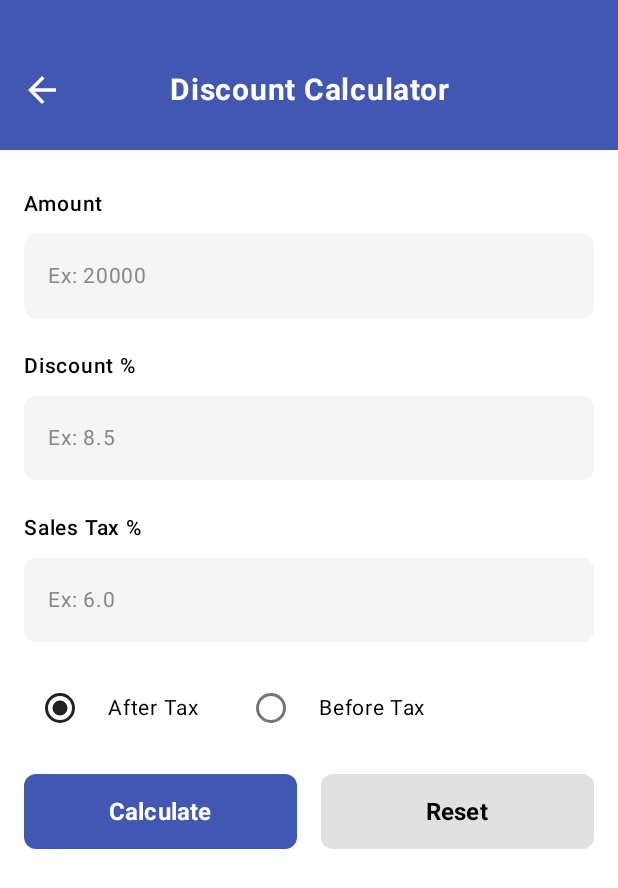
After one commit to sudaniDhruvin/AIOCalculator, an Android app built with Jetpack Compose: the composable DiscountCalculatorScreen shown on its own in the app's theme, on a phone screen of 412 x 824 dp. The commit adds this screen. Shown: the top 888 px of the screen. Run offline under Robolectric (Android 15) with nearby library versions, the phone set to English and light mode, and no system bars.

Commit message:
Add DiscountCalculatorScreen and integrate into NavigationGraph for navigation

```diff
--- /dev/null
+++ b/app/src/main/java/com/example/aiocalculator/ui/other/DiscountCalculatorScreen.kt
@@ -0,0 +1,387 @@
+package com.example.aiocalculator.ui.other
+
+import androidx.compose.animation.*
+import androidx.compose.animation.core.tween
+import androidx.compose.foundation.background
+import androidx.compose.foundation.clickable
+import androidx.compose.foundation.layout.*
+import androidx.compose.foundation.rememberScrollState
+import androidx.compose.foundation.shape.RoundedCornerShape
+import androidx.compose.foundation.verticalScroll
+import androidx.compose.material.icons.Icons
+import androidx.compose.material.icons.filled.ArrowBack
+import androidx.compose.material3.*
+import androidx.compose.runtime.*
+import androidx.compose.runtime.saveable.rememberSaveable
+import androidx.compose.ui.Alignment
+import androidx.compose.ui.Modifier
+import androidx.compose.ui.graphics.Color
+import androidx.compose.ui.text.font.FontWeight
+import androidx.compose.ui.text.style.TextAlign
+import androidx.compose.ui.unit.dp
+import androidx.compose.ui.unit.sp
+
+data class DiscountResult(
+    val amount: Double,
+    val salesTax: Double,
+    val saving: Double,
+    val payableAmount: Double
+)
+
+@Composable
+fun DiscountCalculatorScreen(
+    onBackClick: () -> Unit
+) {
+    // State variables
+    var amount by rememberSaveable { mutableStateOf("") }
+    var discountPercent by rememberSaveable { mutableStateOf("") }
+    var salesTaxPercent by rememberSaveable { mutableStateOf("") }
+    var applyDiscount by rememberSaveable { mutableStateOf("After Tax") } // "After Tax" or "Before Tax"
+    var showResults by rememberSaveable { mutableStateOf(false) }
+    var discountResult by rememberSaveable { mutableStateOf<DiscountResult?>(null) }
+
+    Column(
+        modifier = Modifier
+            .fillMaxSize()
+            .background(Color.White)
+    ) {
+        // Header
+        DiscountCalculatorHeader(onBackClick = onBackClick)
+
+        // Form Content
+        Column(
+            modifier = Modifier
+                .fillMaxSize()
+                .verticalScroll(rememberScrollState())
+                .padding(horizontal = 16.dp, vertical = 24.dp),
+            verticalArrangement = Arrangement.spacedBy(20.dp)
+        ) {
+            // Amount Input
+            DiscountInputField(
+                label = "Amount",
+                placeholder = "Ex: 20000",
+                value = amount,
+                onValueChange = { amount = it }
+            )
+
+            // Discount % Input
+            DiscountInputField(
+                label = "Discount %",
+                placeholder = "Ex: 8.5",
+                value = discountPercent,
+                onValueChange = { discountPercent = it }
+            )
+
+            // Sales Tax % Input
+            DiscountInputField(
+                label = "Sales Tax %",
+                placeholder = "Ex: 6.0",
+                value = salesTaxPercent,
+                onValueChange = { salesTaxPercent = it }
+            )
+
+            // Apply Discount Radio Buttons
+            Row(
+                modifier = Modifier.fillMaxWidth(),
+                horizontalArrangement = Arrangement.spacedBy(24.dp)
+            ) {
+                DiscountRadioButton(
+                    label = "After Tax",
+                    selected = applyDiscount == "After Tax",
+                    onClick = { applyDiscount = "After Tax" }
+                )
+                DiscountRadioButton(
+                    label = "Before Tax",
+                    selected = applyDiscount == "Before Tax",
+                    onClick = { applyDiscount = "Before Tax" }
+                )
+            }
+
+            // Action Buttons
+            Row(
+                modifier = Modifier
+                    .fillMaxWidth()
+                    .padding(bottom = 16.dp),
+                horizontalArrangement = Arrangement.spacedBy(16.dp)
+            ) {
+                // Calculate Button
+                Button(
+                    onClick = {
+                        val result = calculateDiscount(
+                            amount,
+                            discountPercent,
+                            salesTaxPercent,
+                            applyDiscount
+                        )
+                        if (result != null) {
+                            discountResult = result
+                            showResults = true
+                        }
+                    },
+                    modifier = Modifier
+                        .weight(1f)
+                        .height(50.dp),
+                    colors = ButtonDefaults.buttonColors(
+                        containerColor = Color(0xFF4257B2)
+                    ),
+                    shape = RoundedCornerShape(8.dp)
+                ) {
+                    Text(
+                        text = "Calculate",
+                        fontSize = 16.sp,
+                        fontWeight = FontWeight.Bold,
+                        color = Color.White
+                    )
+                }
+
+                // Reset Button
+                Button(
+                    onClick = {
+                        amount = ""
+                        discountPercent = ""
+                        salesTaxPercent = ""
+                        applyDiscount = "After Tax"
+                        showResults = false
+                        discountResult = null
+                    },
+                    modifier = Modifier
+                        .weight(1f)
+                        .height(50.dp),
+                    colors = ButtonDefaults.buttonColors(
+                        containerColor = Color(0xFFE0E0E0)
+                    ),
+                    shape = RoundedCornerShape(8.dp)
+                ) {
+                    Text(
+                        text = "Reset",
+                        fontSize = 16.sp,
+                        fontWeight = FontWeight.Bold,
+                        color = Color.Black
+                    )
+                }
+            }
+
+            // Results Section
+            AnimatedVisibility(
+                visible = showResults && discountResult != null,
+                enter = expandVertically(
+                    animationSpec = tween(300),
+                    expandFrom = Alignment.Top
+                ) + fadeIn(
+                    animationSpec = tween(300)
+                ),
+                exit = shrinkVertically(
+                    animationSpec = tween(300),
+                    shrinkTowards = Alignment.Top
+                ) + fadeOut(
+                    animationSpec = tween(300)
+                )
+            ) {
+                discountResult?.let { result ->
+                    Card(
+                        modifier = Modifier.fillMaxWidth(),
+                        shape = RoundedCornerShape(12.dp),
+                        colors = CardDefaults.cardColors(
+                            containerColor = Color(0xFFF7F7F7)
+                        ),
+                        elevation = CardDefaults.cardElevation(defaultElevation = 2.dp)
+                    ) {
+                        Column(
+                            modifier = Modifier
+                                .fillMaxWidth()
+                                .padding(20.dp),
+                            verticalArrangement = Arrangement.spacedBy(16.dp)
+                        ) {
+                            // Amount
+                            DiscountResultRow("Amount", formatCurrencyWithDecimal(result.amount))
+
+                            // Sales Tax
+                            DiscountResultRow("Sales Tax", formatCurrencyWithDecimal(result.salesTax))
+
+                            // Saving
+                            DiscountResultRow("Saving", formatCurrencyWithDecimal(result.saving))
+
+                            // Payable Amount
+                            DiscountResultRow("Payable Amount", formatCurrencyWithDecimal(result.payableAmount))
+                        }
+                    }
+                }
+            }
+        }
+    }
+}
+
+@Composable
+fun DiscountCalculatorHeader(onBackClick: () -> Unit) {
+    Box(
+        modifier = Modifier
+            .fillMaxWidth()
+            .height(100.dp)
+            .background(Color(0xFF4257B2))
+    ) {
+        IconButton(
+            onClick = onBackClick,
+            modifier = Modifier
+                .size(48.dp)
+                .align(Alignment.CenterStart)
+                .padding(start = 8.dp, top = 20.dp)
+        ) {
+            Icon(
+                imageVector = Icons.Default.ArrowBack,
+                contentDescription = "Back",
+                tint = Color.White,
+                modifier = Modifier.size(28.dp)
+            )
+        }
+
+        Text(
+            text = "Discount Calculator",
+            color = Color.White,
+            fontSize = 20.sp,
+            fontWeight = FontWeight.Bold,
+            modifier = Modifier
+                .align(Alignment.Center)
+                .padding(top = 20.dp),
+            textAlign = TextAlign.Center
+        )
+    }
+}
+
+@Composable
+fun DiscountInputField(
+    label: String,
+    placeholder: String,
+    value: String,
+    onValueChange: (String) -> Unit
+) {
+    Column {
+        Text(
+            text = label,
+            fontSize = 14.sp,
+            fontWeight = FontWeight.Medium,
+            color = Color.Black,
+            modifier = Modifier.padding(bottom = 8.dp)
+        )
+        OutlinedTextField(
+            value = value,
+            onValueChange = onValueChange,
+            placeholder = {
+                Text(
+                    text = placeholder,
+                    color = Color.Gray,
+                    fontSize = 14.sp
+                )
+            },
+            modifier = Modifier.fillMaxWidth(),
+            shape = RoundedCornerShape(8.dp),
+            colors = OutlinedTextFieldDefaults.colors(
+                unfocusedContainerColor = Color(0xFFF5F5F5),
+                focusedContainerColor = Color(0xFFF5F5F5),
+                unfocusedBorderColor = Color.Transparent,
+                focusedBorderColor = Color.Transparent
+            ),
+            singleLine = true
+        )
+    }
+}
+
+@Composable
+fun DiscountRadioButton(
+    label: String,
+    selected: Boolean,
+    onClick: () -> Unit
+) {
+    Row(
+        modifier = Modifier
+            .clickable { onClick() },
+        verticalAlignment = Alignment.CenterVertically,
+        horizontalArrangement = Arrangement.spacedBy(8.dp)
+    ) {
+        RadioButton(
+            selected = selected,
+            onClick = onClick,
+            colors = RadioButtonDefaults.colors(
+                selectedColor = Color(0xFF222222),
+                unselectedColor = Color(0xFF757575)
+            )
+        )
+        Text(
+            text = label,
+            fontSize = 14.sp,
+            color = Color.Black,
+            fontWeight = FontWeight.Normal
+        )
+    }
+}
+
+@Composable
+fun DiscountResultRow(
+    label: String,
+    value: String
+) {
+    Row(
+        modifier = Modifier.fillMaxWidth(),
+        horizontalArrangement = Arrangement.SpaceBetween,
+        verticalAlignment = Alignment.CenterVertically
+    ) {
+        Text(
+            text = label,
+            fontSize = 14.sp,
+            fontWeight = FontWeight.Normal,
+            color = Color.Black
+        )
+        Text(
+            text = value,
+            fontSize = 14.sp,
+            fontWeight = FontWeight.Bold,
+            color = Color.Black
+        )
+    }
+}
+
+fun calculateDiscount(
+    amount: String,
+    discountPercent: String,
+    salesTaxPercent: String,
+    applyDiscount: String
+): DiscountResult? {
+    return try {
+        val amountValue = amount.toDoubleOrNull() ?: return null
+        val discountPercentValue = discountPercent.toDoubleOrNull() ?: return null
+        val salesTaxPercentValue = salesTaxPercent.toDoubleOrNull() ?: return null
+
+        val salesTax: Double
+        val saving: Double
+        val payableAmount: Double
+
+        if (applyDiscount == "After Tax") {
+            // Apply discount first, then add tax
+            val discountAmount = amountValue * (discountPercentValue / 100)
+            val discountedAmount = amountValue - discountAmount
+            salesTax = discountedAmount * (salesTaxPercentValue / 100)
+            payableAmount = discountedAmount + salesTax
+            saving = discountAmount
+        } else {
+            // Add tax first, then apply discount
+            val taxAmount = amountValue * (salesTaxPercentValue / 100)
+            val amountWithTax = amountValue + taxAmount
+            val discountAmount = amountWithTax * (discountPercentValue / 100)
+            payableAmount = amountWithTax - discountAmount
+            salesTax = taxAmount
+            saving = discountAmount
+        }
+
+        DiscountResult(
+            amount = amountValue,
+            salesTax = salesTax,
+            saving = saving,
+            payableAmount = payableAmount
+        )
+    } catch (e: Exception) {
+        null
+    }
+}
+
+fun formatCurrencyWithDecimal(amount: Double): String {
+    return String.format("%,.2f", amount)
+}
```
Also changed, not shown: app/src/main/java/com/example/aiocalculator/ui/navigation/NavigationGraph.kt (+15 -1 lines).
